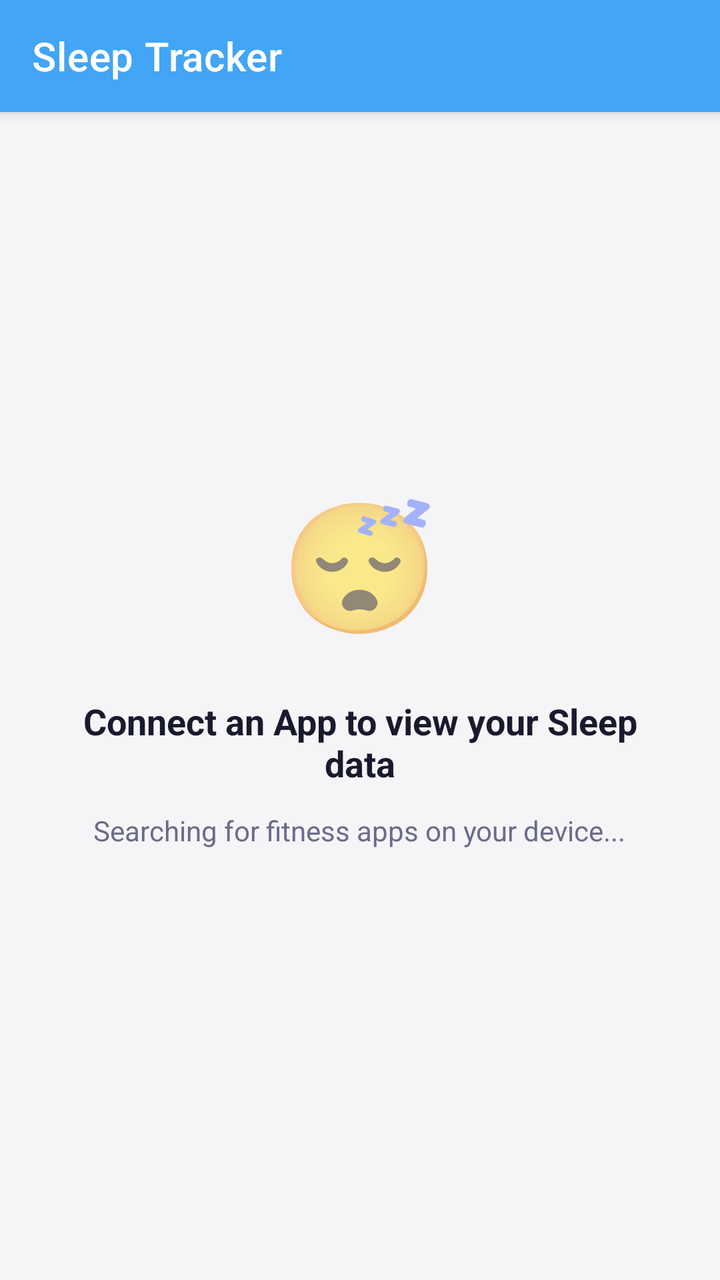
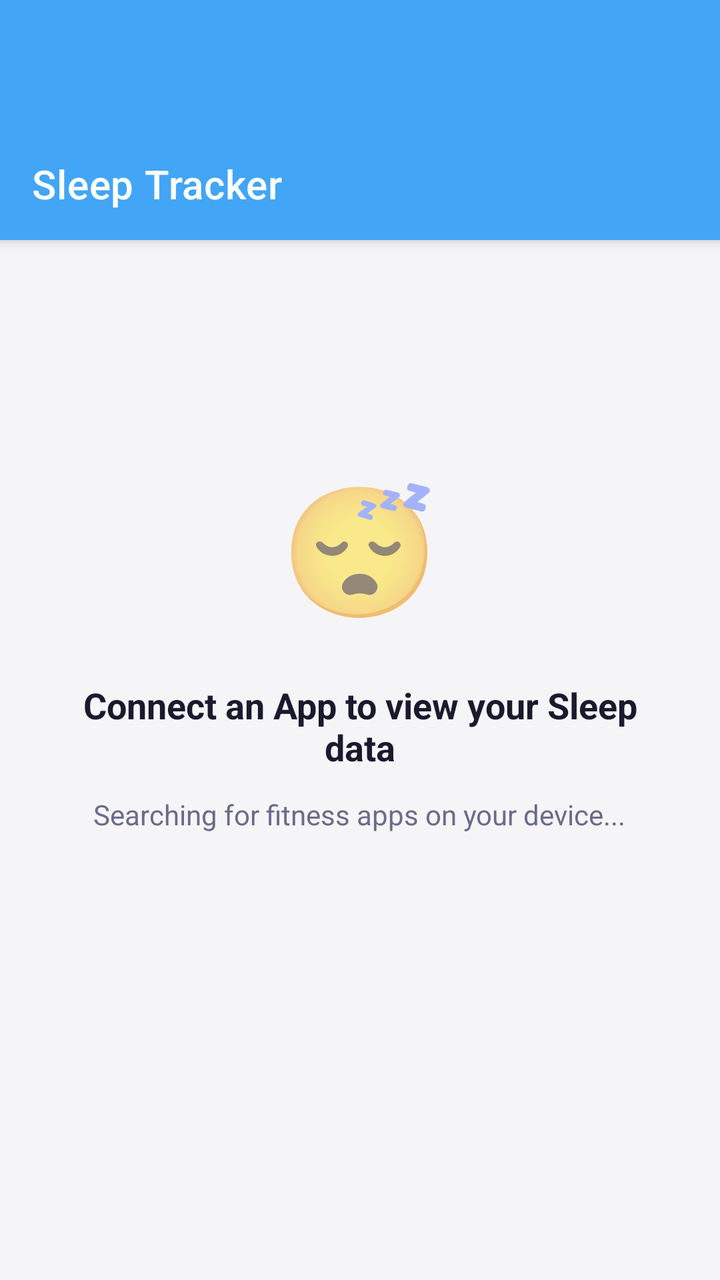

The first picture is an Android layout as it rendered before a commit; the second is the same layout after the commit. The layout source and the unified diff follow.
<!-- AndroidManifest.xml: application theme Theme.DailyRoutine -->
<!-- res/layout/activity_sleep_tracking.xml -->
<?xml version="1.0" encoding="utf-8"?>
<androidx.coordinatorlayout.widget.CoordinatorLayout xmlns:android="http://schemas.android.com/apk/res/android"
    xmlns:app="http://schemas.android.com/apk/res-auto"
    android:layout_width="match_parent"
    android:layout_height="match_parent"
    android:background="@color/bgPage">

    <com.google.android.material.appbar.AppBarLayout
        android:layout_width="match_parent"
        android:layout_height="wrap_content"
        android:background="@color/healthSleep">

        <androidx.appcompat.widget.Toolbar
            android:id="@+id/toolbar"
            android:layout_width="match_parent"
            android:layout_height="?attr/actionBarSize"
            app:title="Sleep Tracker"
            app:titleTextColor="@android:color/white"/>

        <com.google.android.material.tabs.TabLayout
            android:id="@+id/tabLayoutSleep"
            android:layout_width="match_parent"
            android:layout_height="wrap_content"
            android:background="@color/healthSleep"
            app:tabTextColor="#B3E5FC"
            app:tabSelectedTextColor="@android:color/white"
            app:tabIndicatorColor="@android:color/white"
            app:tabMode="fixed"
            android:visibility="gone">
            <com.google.android.material.tabs.TabItem android:layout_width="wrap_content" android:layout_height="wrap_content" android:text="Weekly"/>
            <com.google.android.material.tabs.TabItem android:layout_width="wrap_content" android:layout_height="wrap_content" android:text="Monthly"/>
        </com.google.android.material.tabs.TabLayout>

    </com.google.android.material.appbar.AppBarLayout>

    <FrameLayout
        android:id="@+id/sleepContentContainer"
        android:layout_width="match_parent"
        android:layout_height="match_parent"
        app:layout_behavior="@string/appbar_scrolling_view_behavior">

        
        <LinearLayout
            android:id="@+id/llConnectApp"
            android:layout_width="match_parent"
            android:layout_height="match_parent"
            android:orientation="vertical"
            android:gravity="center"
            android:padding="32dp"
            android:visibility="visible">

            <TextView android:layout_width="wrap_content" android:layout_height="wrap_content" android:text="😴" android:textSize="64sp"/>
            <TextView
                android:layout_width="wrap_content"
                android:layout_height="wrap_content"
                android:layout_marginTop="24dp"
                android:text="Connect an App to view your Sleep data"
                android:textSize="18sp"
                android:textStyle="bold"
                android:textColor="@color/textPrimary"
                android:gravity="center"/>

            <TextView
                android:id="@+id/tvFoundApps"
                android:layout_width="wrap_content"
                android:layout_height="wrap_content"
                android:layout_marginTop="12dp"
                android:text="Searching for fitness apps on your device..."
                android:textSize="14sp"
                android:textColor="@color/textSecondary"
                android:gravity="center"/>

            <LinearLayout
                android:id="@+id/llAppList"
                android:layout_width="match_parent"
                android:layout_height="wrap_content"
                android:orientation="vertical"
                android:layout_marginTop="32dp"/>

            <ProgressBar
                android:id="@+id/pbSyncing"
                android:layout_width="wrap_content"
                android:layout_height="wrap_content"
                android:layout_marginTop="32dp"
                android:visibility="gone"/>
            <TextView
                android:id="@+id/tvSyncing"
                android:layout_width="wrap_content"
                android:layout_height="wrap_content"
                android:layout_marginTop="12dp"
                android:text="Syncing Data..."
                android:textSize="14sp"
                android:textStyle="italic"
                android:visibility="gone"/>
        </LinearLayout>

        
        <LinearLayout
            android:id="@+id/llSleepAnalytics"
            android:layout_width="match_parent"
            android:layout_height="match_parent"
            android:orientation="vertical"
            android:visibility="gone">

            <FrameLayout
                android:layout_width="match_parent"
                android:layout_height="0dp"
                android:layout_weight="1">

                
                <LinearLayout
                    android:id="@+id/viewWeeklySleep"
                    android:layout_width="match_parent"
                    android:layout_height="match_parent"
                    android:orientation="vertical">

                    <HorizontalScrollView
                        android:layout_width="match_parent"
                        android:layout_height="320dp"
                        android:scrollbars="none">
                        <RelativeLayout
                            android:layout_width="wrap_content"
                            android:layout_height="match_parent">

                            
                            <View android:layout_width="2000dp" android:layout_height="1dp" android:background="#26000000" android:layout_marginTop="70dp"/>
                            <TextView android:layout_width="wrap_content" android:layout_height="wrap_content" android:text="10h" android:textSize="10sp" android:textStyle="bold" android:textColor="#80000000" android:layout_marginTop="56dp" android:paddingStart="4dp"/>

                            <View android:layout_width="2000dp" android:layout_height="2dp" android:background="#805C6BC0" android:layout_marginTop="120dp"/>
                            <TextView android:layout_width="wrap_content" android:layout_height="wrap_content" android:text="Goal: 8h" android:textSize="10sp" android:textStyle="bold" android:textColor="#5C6BC0" android:layout_marginTop="106dp" android:paddingStart="4dp"/>

                            <View android:layout_width="2000dp" android:layout_height="1dp" android:background="#26000000" android:layout_marginTop="170dp"/>
                            <TextView android:layout_width="wrap_content" android:layout_height="wrap_content" android:text="6h" android:textSize="10sp" android:textStyle="bold" android:textColor="#80000000" android:layout_marginTop="156dp" android:paddingStart="4dp"/>

                            <LinearLayout
                                android:id="@+id/llWeeklySleepGraph"
                                android:layout_width="wrap_content"
                                android:layout_height="match_parent"
                                android:orientation="horizontal"
                                android:padding="16dp"
                                android:gravity="bottom"/>
                        </RelativeLayout>
                    </HorizontalScrollView>

                    <TextView
                        android:id="@+id/tvWeeklySleepWarning"
                        android:layout_width="match_parent"
                        android:layout_height="wrap_content"
                        android:padding="16dp"
                        android:text="⚠️ Sleep deficit detected..."
                        android:textColor="#E65100"
                        android:textStyle="bold"
                        android:gravity="center"
                        android:background="#FFF3E0"
                        android:layout_margin="16dp"
                        android:visibility="gone"/>
                </LinearLayout>

                
                <LinearLayout
                    android:id="@+id/viewMonthlySleep"
                    android:layout_width="match_parent"
                    android:layout_height="match_parent"
                    android:orientation="vertical"
                    android:visibility="gone">

                    <HorizontalScrollView
                        android:layout_width="match_parent"
                        android:layout_height="320dp"
                        android:scrollbars="none">
                        <RelativeLayout
                            android:layout_width="wrap_content"
                            android:layout_height="match_parent">

                            
                            <View android:layout_width="2000dp" android:layout_height="1dp" android:background="#26000000" android:layout_marginTop="70dp"/>
                            <TextView android:layout_width="wrap_content" android:layout_height="wrap_content" android:text="62h" android:textSize="10sp" android:textStyle="bold" android:textColor="#80000000" android:layout_marginTop="56dp" android:paddingStart="4dp"/>

                            <View android:layout_width="2000dp" android:layout_height="2dp" android:background="#805C6BC0" android:layout_marginTop="120dp"/>
                            <TextView android:layout_width="wrap_content" android:layout_height="wrap_content" android:text="Goal: 56h" android:textSize="10sp" android:textStyle="bold" android:textColor="#5C6BC0" android:layout_marginTop="106dp" android:paddingStart="4dp"/>

                            <View android:layout_width="2000dp" android:layout_height="1dp" android:background="#26000000" android:layout_marginTop="170dp"/>
                            <TextView android:layout_width="wrap_content" android:layout_height="wrap_content" android:text="50h" android:textSize="10sp" android:textStyle="bold" android:textColor="#80000000" android:layout_marginTop="156dp" android:paddingStart="4dp"/>

                            <LinearLayout
                                android:id="@+id/llMonthlySleepGraph"
                                android:layout_width="wrap_content"
                                android:layout_height="match_parent"
                                android:orientation="horizontal"
                                android:padding="16dp"
                                android:gravity="bottom"/>
                        </RelativeLayout>
                    </HorizontalScrollView>

                    <TextView
                        android:id="@+id/tvMonthlySleepWarning"
                        android:layout_width="match_parent"
                        android:layout_height="wrap_content"
                        android:padding="16dp"
                        android:text="⚠️ Sleep target not met in..."
                        android:textColor="#E65100"
                        android:textStyle="bold"
                        android:gravity="center"
                        android:background="#FFF3E0"
                        android:layout_margin="16dp"
                        android:visibility="gone"/>
                </LinearLayout>

            </FrameLayout>
        </LinearLayout>

    </FrameLayout>

</androidx.coordinatorlayout.widget.CoordinatorLayout>
<!-- resources referenced by this layout -->
<resources>
  <color name="bgPage">#F5F5F7</color>
  <color name="healthSleep">#42A5F5</color>
  <color name="textPrimary">#1A1A2E</color>
  <color name="textSecondary">#6B6B8A</color>
  <style name="Theme.DailyRoutine" parent="Theme.MaterialComponents.DayNight.NoActionBar">
          <item name="colorPrimary">@color/primary</item>
          <item name="colorPrimaryVariant">@color/primaryDark</item>
          <item name="colorOnPrimary">@android:color/white</item>
          <item name="colorSecondary">@color/accent</item>
          <item name="colorOnSecondary">@android:color/white</item>
          <item name="android:windowBackground">@color/bgPage</item>
          <item name="android:statusBarColor">@color/statusBar</item>
          <item name="android:navigationBarColor">@color/primaryDark</item>
          
          <item name="dialogCornerRadius">16dp</item>
      </style>
  <color name="primary">#5B5FEF</color>
  <color name="primaryDark">#3F41C2</color>
  <color name="accent">#7E57C2</color>
  <color name="statusBar">#5B5FEF</color>
</resources>

<!-- the commit's change to res/layout/activity_sleep_tracking.xml (unified diff, before → after) -->
@@ -8,7 +8,8 @@
     <com.google.android.material.appbar.AppBarLayout
         android:layout_width="match_parent"
         android:layout_height="wrap_content"
-        android:background="@color/healthSleep">
+        android:background="@color/healthSleep"
+        android:paddingTop="64dp">
 
         <androidx.appcompat.widget.Toolbar
             android:id="@+id/toolbar"
@@ -37,6 +38,7 @@
         android:id="@+id/sleepContentContainer"
         android:layout_width="match_parent"
         android:layout_height="match_parent"
+        android:paddingBottom="80dp"
         app:layout_behavior="@string/appbar_scrolling_view_behavior">
 
         
